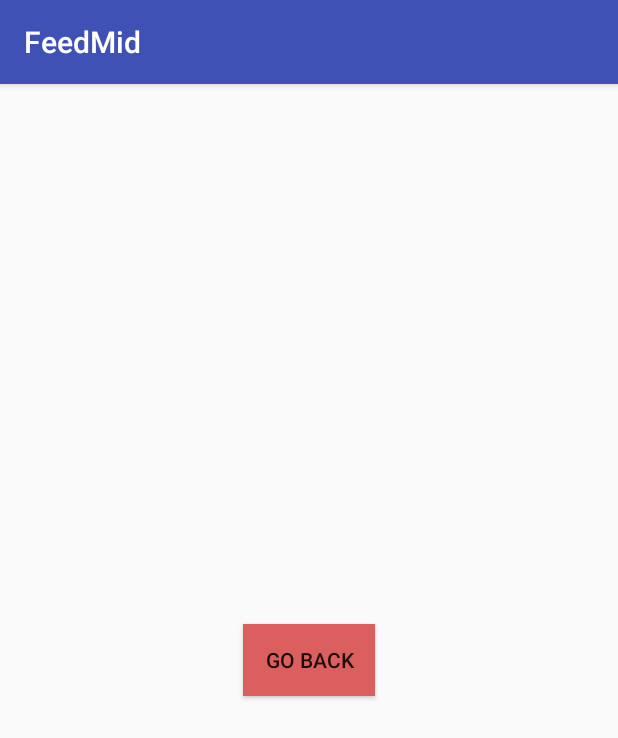
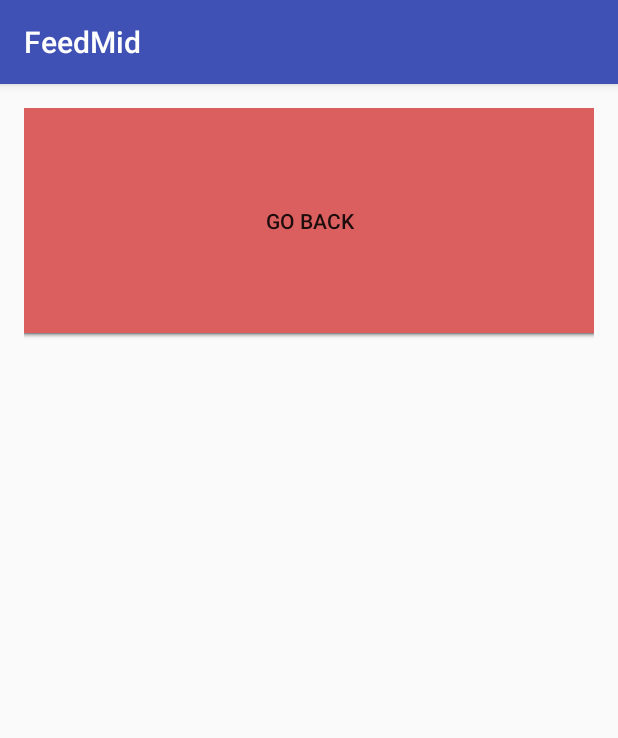
Before and after one commit to dl2xu/FeedMid, an Android app: the Window2 screen opened directly, with no data from a screen before it, on a phone screen of 412 x 824 dp. Shown: the top 738 px of the screen. Run offline under Robolectric (Android 15) with nearby library versions, the phone set to English and light mode, and no system bars; 2 statements that could not run were skipped.

Commit message:
Interface changes
Main page finalized controls
Small recipe blocks WIP

```diff
--- a/app/src/main/res/layout/activity_window2.xml
+++ b/app/src/main/res/layout/activity_window2.xml
@@ -9,12 +9,64 @@
     android:paddingTop="@dimen/activity_vertical_margin"
     tools:context="com.hackathon.feedmid.feedmid.Window2">
 
+    <ScrollView
+        android:layout_width="match_parent"
+        android:layout_height="match_parent"
+        android:id="@+id/scrollView"
+        android:layout_alignParentTop="true"
+        android:layout_alignParentLeft="true"
+        android:layout_alignParentStart="true" >
+
+    </ScrollView>
+
     <Button
-        android:layout_width="wrap_content"
-        android:layout_height="wrap_content"
+        android:layout_width="match_parent"
+        android:layout_height="150dp"
         android:text="Go Back"
-        android:id="@+id/backButton"
-        android:layout_centerVertical="true"
-        android:layout_centerHorizontal="true"
-        android:background="#dc5f5f" />
+        android:id="@+id/backButton1"
+        android:background="#dc5f5f"
+        android:layout_gravity="center_horizontal|top"
+        android:layout_alignParentTop="true"
+        android:layout_centerHorizontal="true" />
+
+    <Button
+        android:layout_width="match_parent"
+        android:layout_height="150dp"
+        android:text="Go Back"
+        android:id="@+id/backButton2"
+        android:background="#dc5f5f"
+        android:layout_gravity="center_horizontal|top"
+        android:layout_alignParentTop="true"
+        android:layout_centerHorizontal="true" />
+
+    <Button
+        android:layout_width="match_parent"
+        android:layout_height="150dp"
+        android:text="Go Back"
+        android:id="@+id/backButton3"
+        android:background="#dc5f5f"
+        android:layout_gravity="center_horizontal|top"
+        android:layout_alignParentTop="true"
+        android:layout_centerHorizontal="true" />
+
+    <Button
+        android:layout_width="match_parent"
+        android:layout_height="150dp"
+        android:text="Go Back"
+        android:id="@+id/backButton4"
+        android:background="#dc5f5f"
+        android:layout_gravity="center_horizontal|top"
+        android:layout_alignParentTop="true"
+        android:layout_centerHorizontal="true" />
+
+    <Button
+        android:layout_width="match_parent"
+        android:layout_height="150dp"
+        android:text="Go Back"
+        android:id="@+id/backButton5"
+        android:background="#dc5f5f"
+        android:layout_gravity="center_horizontal|top"
+        android:layout_alignParentTop="true"
+        android:layout_centerHorizontal="true" />
+
 </RelativeLayout>
```
Also changed, not shown: app/src/main/java/com/hackathon/feedmid/feedmid/IngredientView.java (added, +189 -0 lines), app/src/main/res/layout/activity_fullscreen.xml (+34 -7 lines), app/src/main/res/layout/sample_ingredient_view.xml (added, +90 -0 lines), app/src/main/res/values/attrs_ingredient_view.xml (added, +8 -0 lines), 1101 other files.
